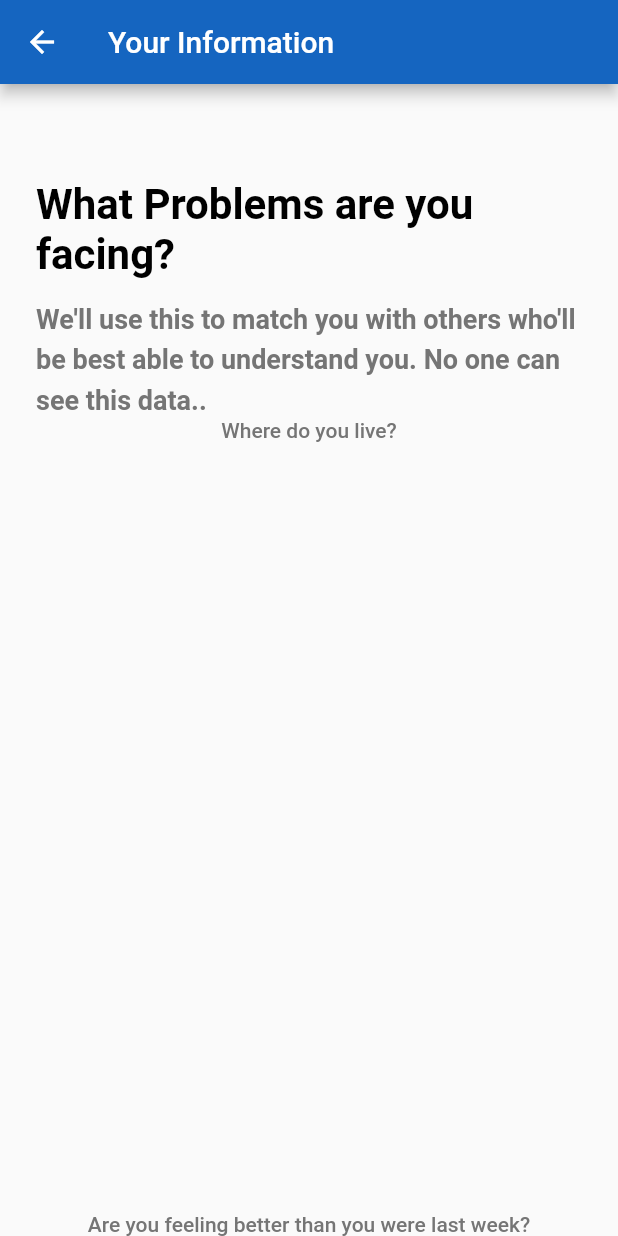
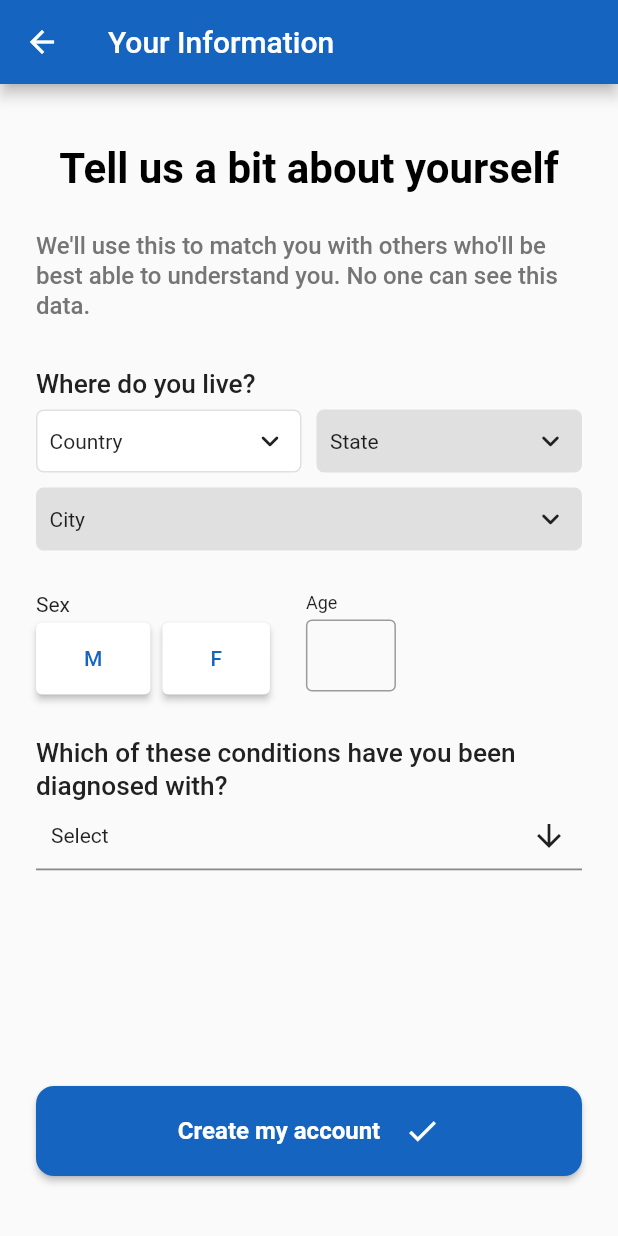
Before and after one commit to ArjunS07/exun-finals, a Flutter app: the UserDetails screen opened directly, on a phone screen of 412 x 824 dp. Run offline on Flutter 3.47's test engine with Material 2 defaults, Android fonts, the light colour scheme and no system bars; drawn by our look-alikes of csc_picker, multi_select_flutter; our stand-ins replace cloud_firestore, firebase_core, shared_preferences; accounts and stored records are empty; network calls fail.

Commit message:
Frontend for account

```diff
--- a/vellnys/lib/config.dart
+++ b/vellnys/lib/config.dart
@@ -64,7 +64,7 @@ ButtonStyle primaryButtonStyle = ButtonStyle(
   )),
   shape: MaterialStateProperty.all<RoundedRectangleBorder>(
     RoundedRectangleBorder(
-      borderRadius: BorderRadius.circular(7.5),
+      borderRadius: BorderRadius.circular(12.0),
     ),
   ),
 );
--- a/vellnys/lib/main.dart
+++ b/vellnys/lib/main.dart
@@ -7,6 +7,8 @@ import 'firebase_options.dart';
 import 'config.dart' as config;
 
 import 'package:vellnys/screens/welcome.dart';
+import 'package:vellnys/screens/premium.dart';
+import 'package:vellnys/screens/settings.dart';
 import 'package:vellnys/screens/tab_controller.dart';
 import 'package:vellnys/persistence.dart' as persistence;
 
@@ -29,7 +31,9 @@ class MyApp extends StatelessWidget {
     print('Deciding main page...');
     // var isLoggedIn = prefs.getBool('loggedIn') ?? false;
     // return BottomTabController(prefs: prefs);
-    return const Welcome();
+    // return Settings(prefs: prefs);
+    return Welcome();
+    // return Settings(prefs: prefs);
     // if (isLoggedIn) {
     //   print('Already logged in');
     //   return BottomTabController(prefs: prefs);
--- a/vellnys/lib/screens/welcome.dart
+++ b/vellnys/lib/screens/welcome.dart
@@ -1,4 +1,6 @@
 import 'package:flutter/gestures.dart';
+import 'package:csc_picker/csc_picker.dart';
+import 'package:multi_select_flutter/multi_select_flutter.dart';
 import 'package:flutter/material.dart';
 import 'package:http/http.dart' as http;
 
@@ -13,12 +15,14 @@ class Welcome extends StatelessWidget {
     return Scaffold(
         body: Center(
             child: Padding(
-      padding: const EdgeInsets.only(top: 64.0, left: 16.0, right: 16.0),
+      padding: const EdgeInsets.only(
+          top: 64.0, left: 16.0, right: 16.0, bottom: 40.0),
       child: Column(
         crossAxisAlignment: CrossAxisAlignment.center,
         mainAxisAlignment: MainAxisAlignment.start,
         children: [
-          Column(children: [
+          Expanded(
+            child: Column(children: [
               Text("Welcome to", style: heading2TS),
               const SizedBox(height: 4.0),
               Text("Vellnys", style: titleTS),
@@ -41,142 +45,20 @@ class Welcome extends StatelessWidget {
               const SizedBox(
                 height: 76.0,
               ),
+              Spacer(),
               primaryButton('Get started',
                   action: () => {
                         print('Calling function...'),
                         Navigator.push(
                             context,
                             MaterialPageRoute(
-                              builder: (context) => const AccountSignUp()))
+                                builder: (context) => const NameGenerator()))
                       })
             ]),
+          ),
         ],
       ),
     )));
-  }
-}
-
-class AccountSignUp extends StatefulWidget {
-  const AccountSignUp({Key? key}) : super(key: key);
-  @override
-  _AccountSignUpState createState() => _AccountSignUpState();
-}
-
-class _AccountSignUpState extends State<AccountSignUp> {
-  final GlobalKey<FormState> _formKey = GlobalKey<FormState>();
-  @override
-  Widget build(BuildContext context) {
-    return Scaffold(
-        appBar: AppBar(
-          title: const Text('Sign up'),
-          backgroundColor: primaryColor,
-        ),
-        body: Padding(
-          padding: const EdgeInsets.only(top: 64.0, left: 24.0, right: 24.0),
-          child: Column(children: [
-            Icon(Icons.account_circle, size: 100.0, color: primaryColor),
-            const SizedBox(height: 30.0),
-            Form(
-                key: _formKey,
-                child: (Column(
-                  children: [
-                    Align(
-                        alignment: Alignment.centerLeft,
-                        child: Text("Email",
-                            style: descriptiveTS, textAlign: TextAlign.start)),
-                    const SizedBox(height: 6.0),
-                    TextFormField(
-                      validator: (value) {
-                        if (value == null || value.isEmpty) {
-                          return 'Please enter some text';
-                        }
-                        return null;
-                      },
-                      decoration: InputDecoration(
-                        hintText: "you@email.com",
-                        border: OutlineInputBorder(
-                            borderRadius: BorderRadius.circular(10)),
-                      ),
-                    ),
-                    const SizedBox(height: 24.0),
-                    Align(
-                        alignment: Alignment.centerLeft,
-                        child: Text("Password",
-                            style: descriptiveTS, textAlign: TextAlign.start)),
-                    const SizedBox(height: 6.0),
-                    TextFormField(
-                      validator: (value) {
-                        if (value == null || value.isEmpty) {
-                          return 'Please enter some text';
-                        }
-                        return value;
-                      },
-                      obscureText: true,
-                      decoration: InputDecoration(
-                        hintText: "super-secret-p@ssw0rd",
-                        border: OutlineInputBorder(
-                            borderRadius: BorderRadius.circular(10)),
-                      ),
-                    ),
-                    const SizedBox(height: 24.0),
-                    Align(
-                        alignment: Alignment.centerLeft,
-                        child: Text("Confirm Password",
-                            style: descriptiveTS, textAlign: TextAlign.start)),
-                    const SizedBox(height: 6.0),
-                    TextFormField(
-                      validator: (value) {
-                        if (value == null || value.isEmpty) {
-                          return 'Please enter the Text';
-                        }
-                        return value;
-                      },
-                      obscureText: true,
-                      decoration: InputDecoration(
-                        hintText: "super-secret-p@ssw0rd",
-                        border: OutlineInputBorder(
-                            borderRadius: BorderRadius.circular(10)),
-                      ),
-                    ),
-                    const SizedBox(height: 36.0),
-                    primaryButton('Sign Up',
-                        action: () => {
-                              // ignore: avoid_print
-                              print('Calling function...'),
-                              Navigator.push(
-                                  context,
-                                  MaterialPageRoute(
-                                      builder: (context) =>
-                                          const NameGenerator()))
-                            })
-                  ],
-                )))
-          ]),
-        ));
-  }
-}
-
-class UserInfo extends StatefulWidget {
-  const UserInfo({Key? key}) : super(key: key);
-
-  @override
-  _UserInfoState createState() => _UserInfoState();
-}
-
-class _UserInfoState extends State<UserInfo> {
-  @override
-  Widget build(BuildContext context) {
-    return Scaffold(
-      appBar: AppBar(
-        title: const Text('Sign up'),
-        backgroundColor: primaryColor,
-      ),
-      body: Center(
-        child: Padding(
-          padding: const EdgeInsets.only(top: 64.0, left: 16.0, right: 16.0),
-        ),
-      ),
-    );
   }
 }
 
@@ -189,8 +71,12 @@ class NameGenerator extends StatefulWidget {
 
 class _NameGeneratorState extends State<NameGenerator> {
   String generatedName = 'hello';
+  bool isLoadingName = true;
 
   void _refreshRandomName() async {
+    setState(() {
+      isLoadingName = true;
+    });
     var request = http.Request(
         'GET', Uri.parse('http://localhost:4996/username-generator'));
 
@@ -200,6 +86,7 @@ class _NameGeneratorState extends State<NameGenerator> {
       var res = await response.stream.bytesToString();
       setState(() {
         generatedName = res;
+        isLoadingName = false;
       });
     } else {
       print(response.reasonPhrase);
@@ -209,8 +96,8 @@ class _NameGeneratorState extends State<NameGenerator> {
   @override
   void initState() {
     // TODO: implement initState
+    _refreshRandomName();
     super.initState();
-    _refreshRandomName();
   }
 
   @override
@@ -242,16 +129,18 @@ class _NameGeneratorState extends State<NameGenerator> {
                           fontSize: 16.0,
                           fontWeight: FontWeight.w500,
                           color: Colors.grey.shade700)),
-                  const SizedBox(height: 2.0),
+                  const SizedBox(height: 24.0),
                   Align(
                     alignment: Alignment.center,
-                    child: Text(
+                    child: isLoadingName
+                        ? CircularProgressIndicator(color: primaryColor)
+                        : Text(
                             textAlign: TextAlign.center,
                             generatedName,
                             style: heading2TS,
                           ),
                   ),
-                  const SizedBox(height: 32.0),
+                  const SizedBox(height: 24.0),
                   ElevatedButton(
                       onPressed: _refreshRandomName,
                       style: ButtonStyle(
@@ -273,7 +162,7 @@ class _NameGeneratorState extends State<NameGenerator> {
                           children: [
                             Text("Generate new name",
                                 style: TextStyle(
-                                    fontWeight: FontWeight.w300,
+                                    fontWeight: FontWeight.w500,
                                     fontSize: 16.0,
                                     color: primaryColor)),
                             const SizedBox(width: 8.0),
@@ -306,6 +195,30 @@ class UserDetails extends StatefulWidget {
 
 class _DetailsState extends State<UserDetails> {
   final GlobalKey<FormState> _formKey = GlobalKey<FormState>();
+  final TextEditingController _ageController = TextEditingController();
+
+  bool _isMale = false;
+  bool _hasChosenGender = false;
+
+  int _selectedAge = 0;
+
+  // Location variables
+  String? _country;
+  String? _state;
+  String? _city;
+
+  List conditions = [
+    'depression',
+    'schizophrenia',
+    'ptsd',
+    'cancer',
+    'diabetes',
+    'dementia',
+    'anxiety',
+    'bipolar'
+  ];
+
+  List selectedConditions = [];
   @override
   Widget build(BuildContext context) {
     return Scaffold(
@@ -314,31 +227,175 @@ class _DetailsState extends State<UserDetails> {
         backgroundColor: primaryColor,
       ),
       body: Padding(
-          padding: const EdgeInsets.only(top: 64.0, left: 24.0, right: 24.0),
+          padding: const EdgeInsets.only(
+              top: 40.0, left: 24.0, right: 24.0, bottom: 40.0),
           child: Column(
             children: [
-              Text('What Problems are you facing?', style: heading2TS),
-              const SizedBox(height: 12.0),
+              Text('Tell us a bit about yourself', style: heading2TS),
+              const SizedBox(height: 24.0),
               Text(
                   textAlign: TextAlign.start,
-                  "We'll use this to match you with others who'll be best able to understand you. No one can see this data..",
+                  "We'll use this to match you with others who'll be best able to understand you. No one can see this data.",
                   style: TextStyle(
                     color: Colors.grey.shade600,
-                    fontWeight: FontWeight.w600,
-                    fontSize: 18.0,
-                    height: 1.5,
+                    fontWeight: FontWeight.w500,
+                    fontSize: 16.0,
+                    height: 1.25,
                   )),
-              Text(
+              const SizedBox(height: 32.0),
+              Align(
+                  alignment: Alignment.centerLeft,
+                  child: Text(
+                    textAlign: TextAlign.start,
                     "Where do you live?",
-                style: descriptiveTS,
+                    style: TextStyle(
+                      color: Colors.grey.shade900,
+                      fontWeight: FontWeight.w500,
+                      fontSize: 17.5,
+                      height: 1.25,
+                    ),
+                  )),
+              const SizedBox(height: 6.0),
+              CSCPicker(
+                onCountryChanged: (value) {
+                  setState(() {
+                    _country = value;
+                  });
+                },
+                onStateChanged: (value) {
+                  setState(() {
+                    _state = value;
+                  });
+                },
+                onCityChanged: (value) {
+                  setState(() {
+                    _city = value;
+                  });
+                },
+              ),
+              const SizedBox(height: 28.0),
+              Row(
+                crossAxisAlignment: CrossAxisAlignment.start,
+                children: [
+                  Column(
+                    crossAxisAlignment: CrossAxisAlignment.start,
+                    children: [
+                      const Align(
+                          alignment: Alignment.centerLeft, child: Text("Sex")),
+                      const SizedBox(height: 4.0),
+                      Row(children: [
+                        ElevatedButton(
+                            style: ButtonStyle(
+                              backgroundColor: _hasChosenGender
+                                  ? _isMale
+                                      ? MaterialStateProperty.all<Color>(
+                                          primaryColor)
+                                      : MaterialStateProperty.all<Color>(
+                                          Colors.white)
+                                  : MaterialStateProperty.all<Color>(
+                                      Colors.white),
+                            ),
+                            onPressed: () {
+                              setState(() {
+                                _isMale = true;
+                                _hasChosenGender = true;
+                              });
+                            },
+                            child: Padding(
+                              padding: const EdgeInsets.symmetric(
+                                  vertical: 16.0, horizontal: 16.0),
+                              child: Text("M",
+                                  style: TextStyle(
+                                      color: _hasChosenGender
+                                          ? _isMale
+                                              ? Colors.white
+                                              : primaryColor
+                                          : primaryColor)),
+                            )),
+                        const SizedBox(width: 8),
+                        ElevatedButton(
+                            onPressed: () {
+                              setState(() {
+                                _isMale = false;
+                                _hasChosenGender = true;
+                              });
+                            },
+                            style: ButtonStyle(
+                              backgroundColor: _hasChosenGender
+                                  ? _isMale
+                                      ? MaterialStateProperty.all<Color>(
+                                          Colors.white)
+                                      : MaterialStateProperty.all<Color>(
+                                          primaryColor)
+                                  : MaterialStateProperty.all<Color>(
+                                      Colors.white),
+                            ),
+                            child: Padding(
+                              padding: const EdgeInsets.symmetric(
+                                  vertical: 16.0, horizontal: 16.0),
+                              child: Text("F",
+                                  style: TextStyle(
+                                      color: _hasChosenGender
+                                          ? _isMale
+                                              ? primaryColor
+                                              : Colors.white
+                                          : primaryColor)),
+                            )),
+                      ]),
+                    ],
+                  ),
+                  const SizedBox(width: 24.0),
+                  Column(
+                    crossAxisAlignment: CrossAxisAlignment.start,
+                    children: [
+                      Text("Age", style: TextStyle(fontSize: 12.0)),
+                      const SizedBox(height: 4),
+                      SizedBox(
+                        width: 60.0,
+                        height: 48.0,
+                        child: TextField(
+                            keyboardType: TextInputType.number,
+                            controller: _ageController,
+                            style: TextStyle(fontSize: 12.0),
+                            decoration: InputDecoration(
+                              border: OutlineInputBorder(),
+                            )),
+                      ),
+                    ],
+                  )
+                ],
+              ),
+              const SizedBox(width: 10.0),
+              const SizedBox(height: 28.0),
+              Align(
+                alignment: Alignment.centerLeft,
+                child: Text(
+                  textAlign: TextAlign.start,
+                  "Which of these conditions have you been diagnosed with?",
+                  style: TextStyle(
+                    color: Colors.grey.shade900,
+                    fontWeight: FontWeight.w500,
+                    fontSize: 17.5,
+                    height: 1.25,
+                  ),
+                ),
+              ),
+              MultiSelectDialogField(
+                items: conditions
+                    .map((e) => MultiSelectItem(e, capitalize(e)))
+                    .toList(),
+                listType: MultiSelectListType.CHIP,
+                onConfirm: (values) {
+                  selectedConditions = values;
+                },
               ),
               const Spacer(),
-              Text(
-                "Are you feeling better than you were last week?",
-                style: descriptiveTS,
-              ),
+              primaryButton("Create my account",
+                  icon: Icons.check, action: () {})
             ],
           )),
     );
   }
+
+  String capitalize(String s) => s[0].toUpperCase() + s.substring(1);
 }
--- a/vellnys/pubspec.yaml
+++ b/vellnys/pubspec.yaml
@@ -40,6 +40,10 @@ dependencies:
   shared_preferences: ^2.0.15
   cloud_firestore: ^4.0.5
   http: ^0.13.5
+  multi_select_flutter: ^4.1.2
+  csc_picker: ^0.2.6
+  settings_ui: ^2.0.2
+  toggle_switch: ^2.0.1
 
 dev_dependencies:
   flutter_test:
```
Also changed, not shown: vellnys/pubspec.lock. Lines whose indentation alone changed are shown as unchanged.
